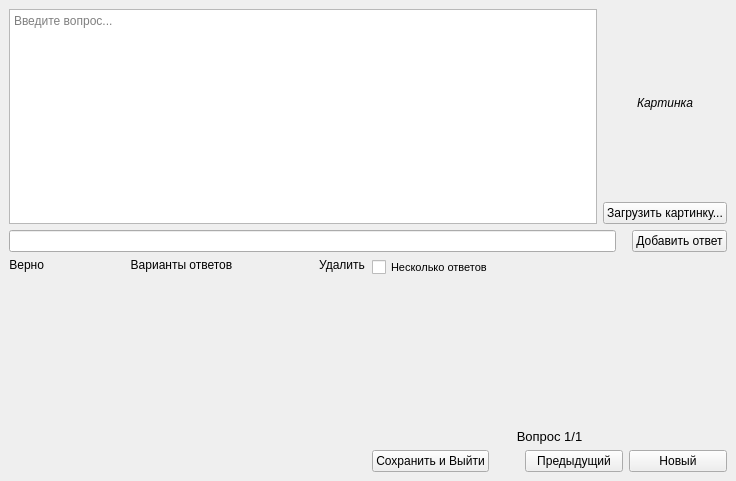
Before: the Qt Designer form ui/create.ui in MIV228/Victorio, drawn with Qt 5.
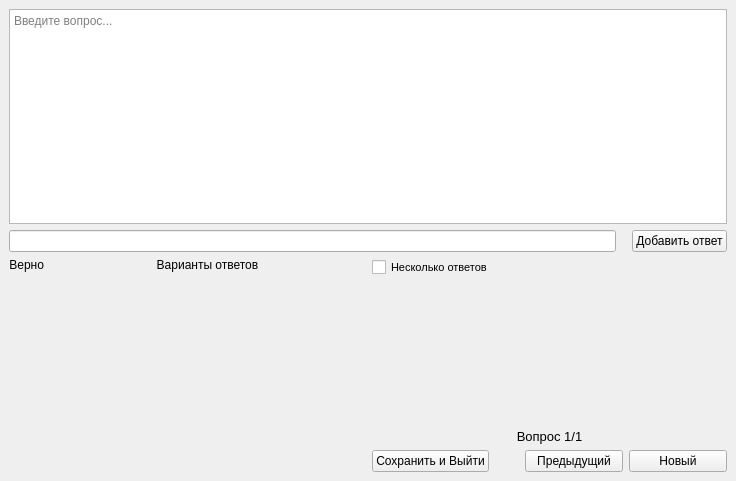
After: the same form once the commit is applied.

Diff of the .ui file:
```diff
--- a/ui/create.ui
+++ b/ui/create.ui
@@ -35,38 +35,6 @@
         </property>
        </widget>
       </item>
-      <item>
-       <layout class="QVBoxLayout" name="verticalLayout_2">
-        <item>
-         <widget class="QLabel" name="picture">
-          <property name="sizePolicy">
-           <sizepolicy hsizetype="Minimum" vsizetype="Minimum">
-            <horstretch>0</horstretch>
-            <verstretch>0</verstretch>
-           </sizepolicy>
-          </property>
-          <property name="font">
-           <font>
-            <italic>true</italic>
-           </font>
-          </property>
-          <property name="text">
-           <string>Картинка</string>
-          </property>
-          <property name="alignment">
-           <set>Qt::AlignCenter</set>
-          </property>
-         </widget>
-        </item>
-        <item>
-         <widget class="QPushButton" name="pushButton">
-          <property name="text">
-           <string>Загрузить картинку...</string>
-          </property>
-         </widget>
-        </item>
-       </layout>
-      </item>
      </layout>
     </item>
     <item>
@@ -141,22 +109,6 @@
             </property>
            </widget>
           </item>
-          <item>
-           <widget class="QLabel" name="label_3">
-            <property name="sizePolicy">
-             <sizepolicy hsizetype="Fixed" vsizetype="Expanding">
-              <horstretch>0</horstretch>
-              <verstretch>0</verstretch>
-             </sizepolicy>
-            </property>
-            <property name="text">
-             <string>Удалить</string>
-            </property>
-            <property name="alignment">
-             <set>Qt::AlignHCenter|Qt::AlignTop</set>
-            </property>
-           </widget>
-          </item>
          </layout>
         </item>
        </layout>
```
